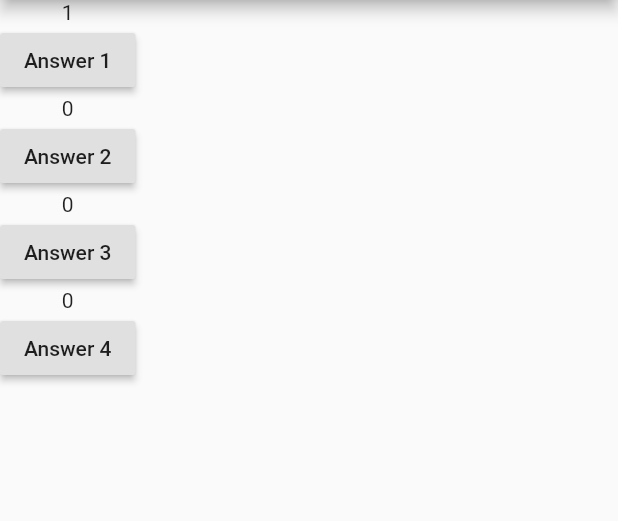
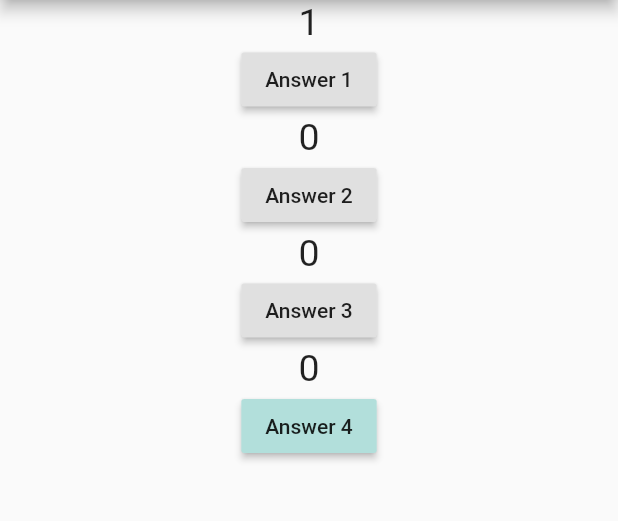
Before and after one commit to hashirshoaeb/flutter-tales, a Flutter app: the screen it shows after launch, after a tap on "Answer 1", on a phone screen of 412 x 824 dp, the part 84-605 px from its top. Run offline on Flutter 3.47's test engine with Material 2 defaults, Android fonts, the phone set to English and light mode, and no system bars.

Commit message:
lab3 9mar

```diff
--- /dev/null
+++ b/lib/answer.dart
@@ -0,0 +1,19 @@
+import 'package:flutter/material.dart';
+
+class Answer extends StatelessWidget {
+  final String text;
+  final Function onpressed;
+  Answer({this.text, this.onpressed});
+
+  @override
+  Widget build(BuildContext context) {
+    return Container(
+      child: RaisedButton(
+        color: Colors.teal[100],
+        splashColor: Colors.teal,
+        child: Text(this.text),
+        onPressed: onpressed,
+      ),
+    );
+  }
+}
--- a/lib/main.dart
+++ b/lib/main.dart
@@ -1,3 +1,5 @@
+import 'package:first_app/answer.dart';
+import 'package:first_app/question.dart';
 import 'package:flutter/material.dart';
 
 void main() => runApp(MyApp());
@@ -11,6 +13,13 @@ class MyApp extends StatefulWidget {
 
 class _MyAppState extends State<MyApp> {
   var _counter = [0, 0, 0, 0];
+  // int ctr=0;
+
+  void count(int index) {
+    setState(() {
+      _counter[index]++;
+    });
+  }
 
   Widget build(BuildContext context) {
     return MaterialApp(
@@ -18,39 +27,44 @@ class _MyAppState extends State<MyApp> {
         appBar: AppBar(
           title: Text('My first app'),
         ),
-      body: Column(
+        body: Container(
+          width: double.infinity,
+          height: double.infinity,
+          child: Column(
             children: <Widget>[
-          Text(this._counter[0].toString()),
+              new Question(questionType: this._counter[0].toString()),
               RaisedButton(
                 child: Text('Answer 1'),
-            onPressed: () => {
-              setState(() => {_counter[0]++})
-            },
+                onPressed: () => count(0),
               ),
-          Text(this._counter[1].toString()),
+              Container(
+                child: new Question(
+                  questionType: this._counter[1].toString(),
+                ),
+              ),
               RaisedButton(
                 child: Text('Answer 2'),
                 onPressed: () => {
                   setState(() => {_counter[1]++})
                 },
               ),
-          Text(this._counter[2].toString()),
+              new Question(questionType: this._counter[2].toString()),
               RaisedButton(
                 child: Text('Answer 3'),
-            onPressed: () {
-              setState(() => {_counter[2]++});
-            },
+                onPressed: () => count(2),
               ),
-          Text(this._counter[3].toString()),
-          RaisedButton(
-            child: Text('Answer 4'),
-            onPressed: () => {
+              new Question(questionType: this._counter[3].toString()),
+              new Answer(
+                text: 'Answer 4',
+                onpressed: () => {
                   setState(() => {_counter[3]++})
                 },
-          ),
+              )
             ],
           ),
-    ));
+        ),
+      ),
+    );
   }
 }
 
--- a/lib/question.dart
+++ b/lib/question.dart
@@ -1,10 +1,13 @@
 import 'package:flutter/material.dart';
 
 class Question extends StatelessWidget {
-  String questionType;
-  Question(this.questionType);
+  final String questionType;
+  Question({this.questionType});
   @override
   Widget build(BuildContext context) {
-    return Text(questionType);
+    return Text(
+      questionType,
+      style: TextStyle(fontSize: 25),
+    );
   }
 }
```
Also changed, not shown: 3 other files. Lines whose indentation alone changed are shown as unchanged.
